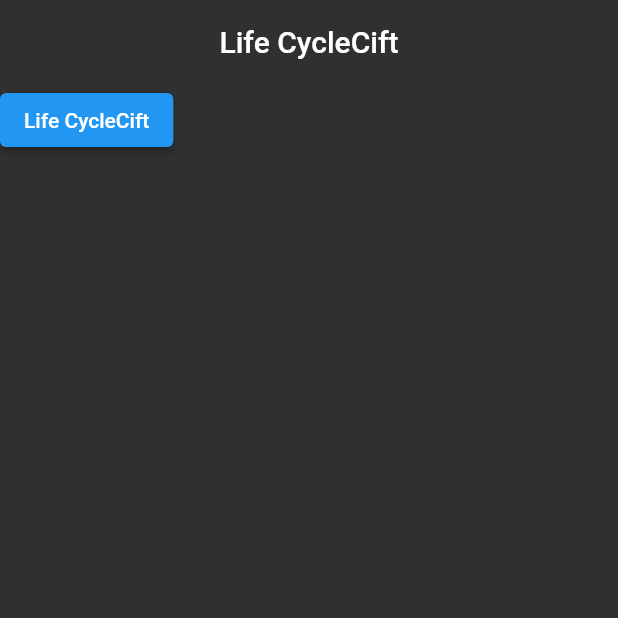
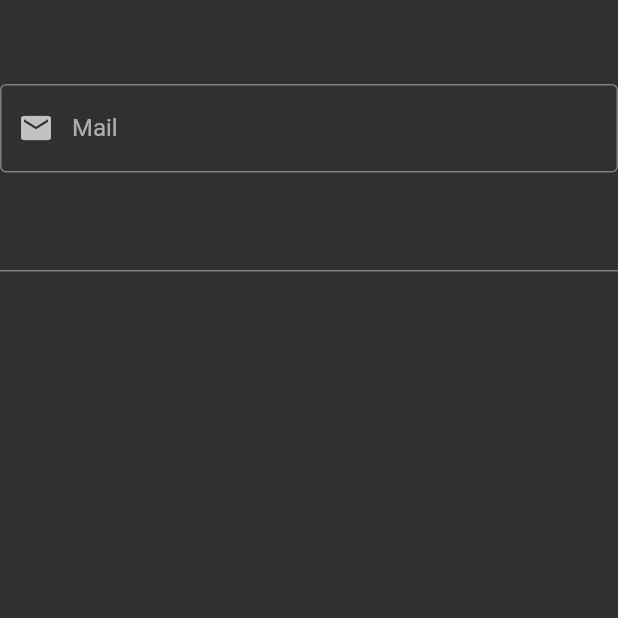
Before and after one commit to FrtSkr/flutter-full-learn, a Flutter app: the screen it shows after launch, on a phone screen of 412 x 824 dp, the top half of it. Run offline on Flutter 3.47's test engine with Material 2 defaults, Android fonts, the phone set to English and light mode, and no system bars.

Commit message:
text field

```diff
--- /dev/null
+++ b/lib/101/text_field_learn.dart
@@ -0,0 +1,68 @@
+import 'package:flutter/material.dart';
+import 'package:flutter/services.dart';
+import 'package:flutter/src/foundation/key.dart';
+import 'package:flutter/src/widgets/framework.dart';
+
+class TextFieldLearn extends StatefulWidget {
+  const TextFieldLearn({Key? key}) : super(key: key);
+
+  @override
+  State<TextFieldLearn> createState() => _TextFieldLearnState();
+}
+
+class _TextFieldLearnState extends State<TextFieldLearn> {
+  final key = GlobalKey();
+
+  FocusNode focusNodeTextFieldOne = FocusNode();
+  FocusNode focusNodeTextFieldTwo = FocusNode();
+
+  @override
+  Widget build(BuildContext context) {
+    return Scaffold(
+      appBar: AppBar(),
+      body: Column(
+        children: [
+          TextField(
+            maxLength: 20,
+            buildCounter: (BuildContext context,
+                {int? currentLength, bool? isFocused, int? maxLength}) {
+              return _animatedContainer(currentLength);
+            },
+            keyboardType: TextInputType.emailAddress,
+            autofillHints: const [AutofillHints.email],
+            inputFormatters: [TextProjectInputFormatter()._formatter],
+            focusNode: focusNodeTextFieldOne,
+            textInputAction: TextInputAction.next,
+            decoration: const InputDecoration(
+              prefixIcon: Icon(Icons.mail),
+              border: OutlineInputBorder(),
+              labelText: 'Mail',
+            ),
+          ),
+          TextField(
+            focusNode: focusNodeTextFieldTwo,
+          )
+        ],
+      ),
+    );
+  }
+
+  AnimatedContainer _animatedContainer(int? currentLength) {
+    return AnimatedContainer(
+      key: key,
+      duration: const Duration(seconds: 1),
+      height: 10,
+      width: 20.0 * (currentLength ?? 0),
+      color: Colors.green,
+    );
+  }
+}
+
+class TextProjectInputFormatter {
+  final _formatter = TextInputFormatter.withFunction((oldValue, newValue) {
+    if (newValue.text == "a") {
+      return oldValue;
+    }
+    return oldValue;
+  });
+}
--- a/lib/main.dart
+++ b/lib/main.dart
@@ -5,6 +5,7 @@ import 'package:flutter_full_learn/101/page_view_learn.dart';
 import 'package:flutter_full_learn/101/stack_learn.dart';
 import 'package:flutter_full_learn/101/statefull_learn.dart';
 import 'package:flutter_full_learn/101/statefull_life_cycle_learn.dart';
+import 'package:flutter_full_learn/101/text_field_learn.dart';
 
 void main() {
   // Proje burada başlar ama proje şeması MaterialApp de çizilir ve proje
@@ -46,9 +47,7 @@ class MyApp extends StatelessWidget {
             backgroundColor: Colors.transparent,
             elevation: 0,
           )),
-      home: StatefullLifeCycleLearn(
-        message: 'Life Cycle',
-      ),
+      home: const TextFieldLearn(),
     );
   }
 }
```
